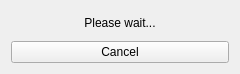
Before: the Qt Designer form Tools/Launcher/DataQt/configdownloader.ui in xaoctech/dava.engine, drawn with Qt 5.
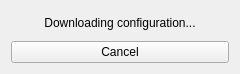
After: the same form once the commit is applied.

Commit message: [DF-10947] configdownloader fixed

What changed in the file:
```diff
--- a/Tools/Launcher/DataQt/configdownloader.ui
+++ b/Tools/Launcher/DataQt/configdownloader.ui
@@ -29,7 +29,7 @@
    <item>
     <widget class="QLabel" name="label">
      <property name="text">
-      <string>Please wait...</string>
+      <string>Downloading configuration...</string>
      </property>
      <property name="alignment">
       <set>Qt::AlignCenter</set>
```
The commit also changes 2 other files.
